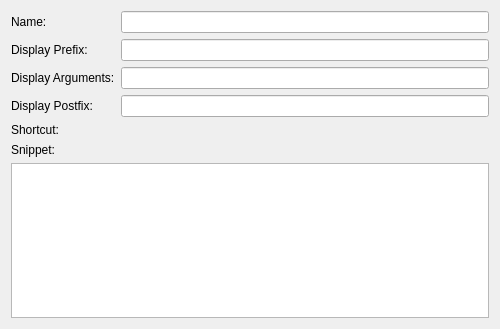
Before: the Qt Designer form plugins/snippet/editsnippet.ui in KDE/kdevelop, drawn with Qt 5.
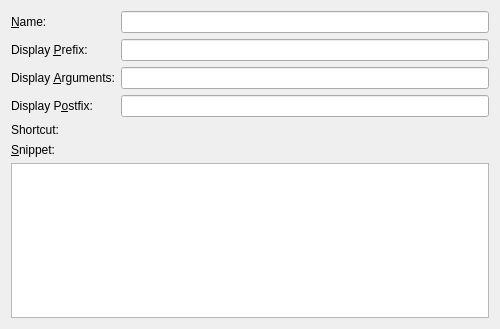
After: the same form once the commit is applied. Custom widgets are drawn as their Qt base class.

```diff
--- a/plugins/snippet/editsnippet.ui
+++ b/plugins/snippet/editsnippet.ui
@@ -20,7 +20,10 @@
    <item row="0" column="0">
     <widget class="QLabel" name="snippetName">
      <property name="text">
-      <string>Name:</string>
+      <string>&amp;Name:</string>
+     </property>
+     <property name="buddy">
+      <cstring>snippetNameEdit</cstring>
      </property>
     </widget>
    </item>
@@ -35,7 +38,10 @@
    <item row="1" column="0">
     <widget class="QLabel" name="snippetPrefixLabel">
      <property name="text">
-      <string>Display Prefix:</string>
+      <string>Display &amp;Prefix:</string>
+     </property>
+     <property name="buddy">
+      <cstring>snippetPrefixEdit</cstring>
      </property>
     </widget>
    </item>
@@ -49,7 +55,10 @@
    <item row="2" column="0">
     <widget class="QLabel" name="snippetArgumentsLabel">
      <property name="text">
-      <string>Display Arguments:</string>
+      <string>Display &amp;Arguments:</string>
+     </property>
+     <property name="buddy">
+      <cstring>snippetArgumentsEdit</cstring>
      </property>
     </widget>
    </item>
@@ -63,7 +72,10 @@
    <item row="3" column="0">
     <widget class="QLabel" name="snippetPostfixLabel">
      <property name="text">
-      <string>Display Postfix:</string>
+      <string>Display P&amp;ostfix:</string>
+     </property>
+     <property name="buddy">
+      <cstring>snippetPostfixEdit</cstring>
      </property>
     </widget>
    </item>
@@ -77,7 +89,10 @@
    <item row="5" column="0">
     <widget class="QLabel" name="snippetContentsLabel">
      <property name="text">
-      <string>Snippet:</string>
+      <string>&amp;Snippet:</string>
+     </property>
+     <property name="buddy">
+      <cstring>snippetContentsEdit</cstring>
      </property>
     </widget>
    </item>
```
